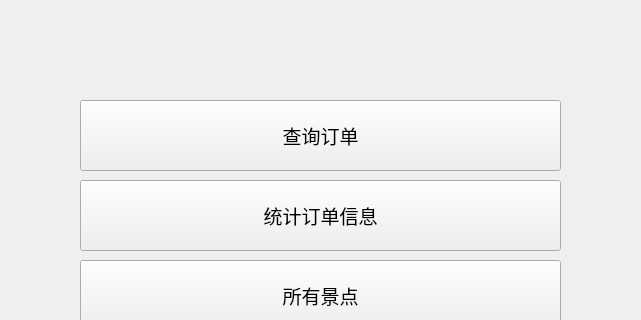
Old version of the form SBSystemBackup/adminfuntionlist.ui in the repository iceboundx/SBSystem; both pictures show x 240 to 881 and y 0 to 320 of the 1148 by 667 pixel window.
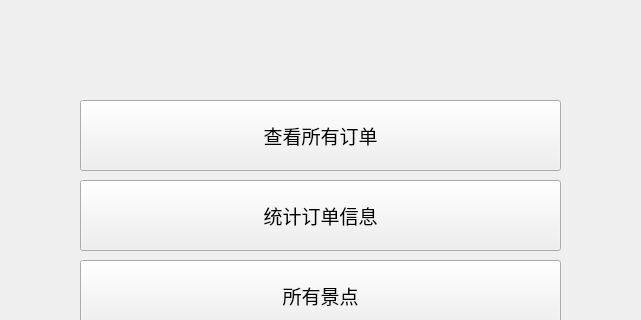
New version of the form.

```diff
--- a/SBSystemBackup/adminfuntionlist.ui
+++ b/SBSystemBackup/adminfuntionlist.ui
@@ -30,7 +30,7 @@
      </font>
     </property>
     <property name="text">
-     <string>查询订单</string>
+     <string>查看所有订单</string>
     </property>
    </widget>
    <widget class="QPushButton" name="allsite">
```
